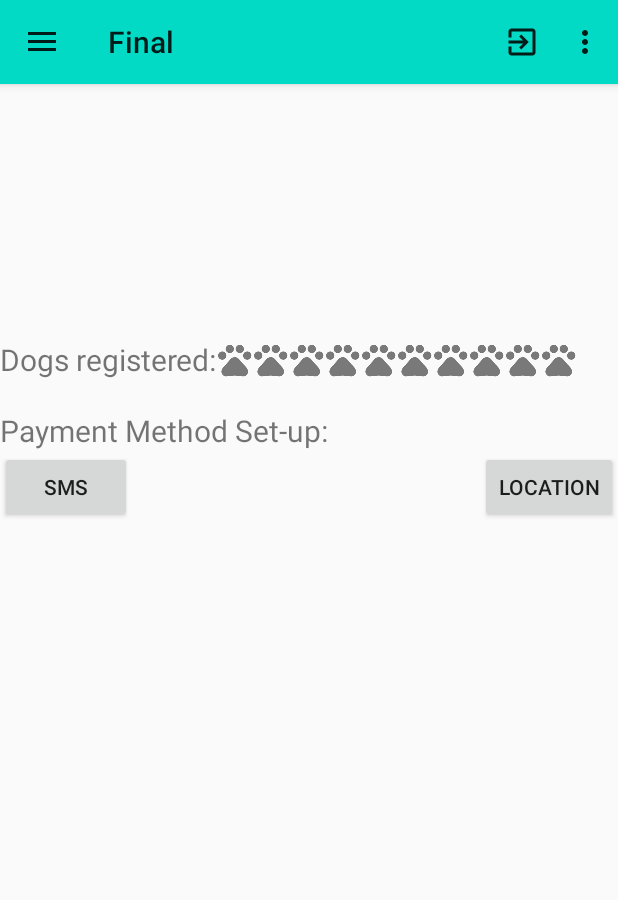
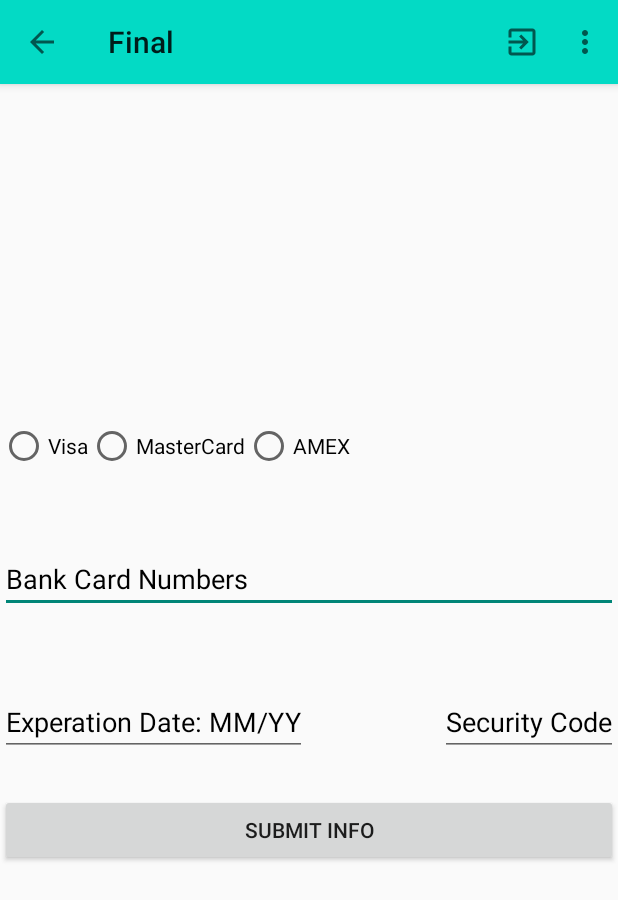
Before and after one commit to venkatapasupulati/cis651final, an Android app: the HomeFragment screen opened directly, with no data from a screen before it, in the side drawer, after a tap on "Payment Method", on a phone screen of 412 x 824 dp. Shown: the top 900 px of the screen. Run offline under Robolectric (Android 15) with nearby library versions, the phone set to English and light mode, and no system bars; our stand-ins replace Firebase (no records; nobody signed in at launch, a user with empty details on screens opened directly), Picasso; pictures from the network do not load.

Commit message:
added Payment
added Payment activity and whether or not it is set up in the summary class. Also added username to summary class

```diff
--- a/app/src/main/AndroidManifest.xml
+++ b/app/src/main/AndroidManifest.xml
@@ -19,6 +19,7 @@
         android:supportsRtl="true"
         android:theme="@style/Theme.AppCompat.Light.NoActionBar"
         tools:targetApi="31">
+        <activity android:name=".PaymentMethod"/>
         <activity
             android:name=".walker.WalkerActivity"
             android:exported="false">
--- a/app/src/main/java/com/suuniv/afinal/HomeFragment.java
+++ b/app/src/main/java/com/suuniv/afinal/HomeFragment.java
@@ -10,6 +10,7 @@
 import android.widget.Button;
 import android.widget.ImageView;
 import android.widget.RatingBar;
+import android.widget.TextView;
 
 import androidx.annotation.NonNull;
 import androidx.annotation.Nullable;
@@ -23,9 +24,12 @@
 import com.google.firebase.database.DatabaseReference;
 import com.google.firebase.database.FirebaseDatabase;
 import com.google.firebase.database.Query;
+import com.google.firebase.database.ValueEventListener;
 import com.squareup.picasso.Picasso;
 import com.suuniv.afinal.paw.PawModel;
 import com.suuniv.afinal.paw.PawProfilesRecycler;
+
+import org.w3c.dom.Text;
 
 import java.util.ArrayList;
 import java.util.HashMap;
@@ -147,6 +151,64 @@
             }
         });
 
+
+
+
+
+        //tells us if the payment is setup
+        String currentUserString = currentUser.getUid();
+
+        DatabaseReference allPostsRef = FirebaseDatabase.getInstance().getReference("BankInfo/" + currentUserString);
+        allPostsRef.addListenerForSingleValueEvent(new ValueEventListener() {
+
+            @Override
+            public void onDataChange(DataSnapshot snapshot) {
+                if (snapshot.exists()) {
+                    TextView paymentSetUp = v.findViewById(R.id.answer);
+                    paymentSetUp.setText("Yes");
+                } else {
+                    TextView paymentSetUp = v.findViewById(R.id.answer);
+                    paymentSetUp.setText("No, please set up payment.");
+                }
+            }
+
+            @Override
+            public void onCancelled(DatabaseError error) {
+                // Failed, how to handle?
+
+            }
+
+        });
+
+
+        //tells us if the payment is setup
+        allPostsRef = FirebaseDatabase.getInstance().getReference("Users/" + currentUserString + "/displayname");
+        allPostsRef.addListenerForSingleValueEvent(new ValueEventListener() {
+
+            @Override
+            public void onDataChange(DataSnapshot snapshot) {
+                if (snapshot.exists()) {
+                    TextView username = v.findViewById(R.id.userName);
+                    username.setText(snapshot.getValue().toString());
+                } else {
+                }
+            }
+
+            @Override
+            public void onCancelled(DatabaseError error) {
+                // Failed, how to handle?
+
+            }
+
+        });
+
+
+
+
+
+
+
+
         return v;
     }
 
--- a/app/src/main/java/com/suuniv/afinal/NavigationDrawer.java
+++ b/app/src/main/java/com/suuniv/afinal/NavigationDrawer.java
@@ -150,10 +150,17 @@
 //                startActivity(new Intent(this,MasterActivity.class));
                 break;
             case R.id.item4:
+
                 break;
             case R.id.item5:
+                toast=Toast.makeText(this,"Payment Method Setup",Toast.LENGTH_SHORT);
+                toast.show();
+
+                startActivity(new Intent(this, PaymentMethod.class));
+
                 break;
             case R.id.item6:
+
                 break;
         }
 
--- /dev/null
+++ b/app/src/main/java/com/suuniv/afinal/PaymentMethod.java
@@ -0,0 +1,204 @@
+package com.suuniv.afinal;
+
+import android.content.Intent;
+import android.net.Uri;
+import android.os.Bundle;
+import android.view.Menu;
+import android.view.MenuInflater;
+import android.view.MenuItem;
+import android.view.View;
+import android.widget.EditText;
+import android.widget.ImageView;
+import android.widget.RadioButton;
+import android.widget.RadioGroup;
+import android.widget.Toast;
+
+import androidx.appcompat.app.AppCompatActivity;
+import androidx.appcompat.widget.Toolbar;
+
+import com.google.firebase.auth.FirebaseAuth;
+import com.google.firebase.auth.FirebaseUser;
+import com.google.firebase.database.DataSnapshot;
+import com.google.firebase.database.DatabaseError;
+import com.google.firebase.database.DatabaseReference;
+import com.google.firebase.database.FirebaseDatabase;
+import com.google.firebase.database.ValueEventListener;
+
+import java.util.HashMap;
+
+public class PaymentMethod extends AppCompatActivity {
+
+    private Uri imageUri=null;
+    EditText bankNumber;
+    EditText experationdate;
+    EditText securitycode;
+    String banktype = "";
+
+
+    private FirebaseAuth mAuth;
+    private FirebaseUser currentUser;
+
+
+    ImageView captureImage;
+
+
+    @Override
+    protected void onCreate(Bundle savedInstanceState) {
+        super.onCreate(savedInstanceState);
+        setContentView(R.layout.payment_method);
+        Toolbar myToolbar = (Toolbar) findViewById(R.id.my_toolbar);
+
+
+        captureImage =   findViewById(R.id.bankCard);
+        bankNumber =   findViewById(R.id.bankNumber);
+        experationdate =   findViewById(R.id.exp);
+        securitycode =   findViewById(R.id.securityCode);
+
+        // Initialize Firebase Auth
+        mAuth = FirebaseAuth.getInstance();
+        currentUser = mAuth.getCurrentUser();
+
+        setSupportActionBar(myToolbar);
+
+
+        if (getSupportActionBar() != null){
+            getSupportActionBar().setDisplayHomeAsUpEnabled(true);
+            getSupportActionBar().setDisplayShowHomeEnabled(true);
+
+        }
+
+        System.out.println("In new activity");
+        mAuth = FirebaseAuth.getInstance();
+        currentUser = mAuth.getCurrentUser();
+        FirebaseDatabase database = FirebaseDatabase.getInstance();
+        String currentUserString = currentUser.getUid();
+
+        DatabaseReference allPostsRef = FirebaseDatabase.getInstance().getReference("BankInfo/" + currentUserString);
+        allPostsRef.addListenerForSingleValueEvent(new ValueEventListener() {
+
+            @Override
+            public void onDataChange(DataSnapshot snapshot) {
+                if (snapshot.exists()) {
+
+                    paymentProfile paymentProfiles = snapshot.getValue(paymentProfile.class);
+                    HashMap paymentProfile = (HashMap) snapshot.getValue();
+                    bankNumber.setText(paymentProfiles.bankNumber);
+                    experationdate.setText(paymentProfiles.expDate);
+                    securitycode.setText(paymentProfiles.secCode);
+                    String imageDecider = paymentProfiles.getBankType();
+
+                    if (imageDecider.equalsIgnoreCase("mastercard")){
+                        captureImage.setImageResource(R.drawable.mastercard);
+                    }
+                    else if (imageDecider.equalsIgnoreCase("visa")) {
+                        captureImage.setImageResource(R.drawable.visa);
+                    }
+                    else if (imageDecider.equalsIgnoreCase("amex")) {
+                        captureImage.setImageResource(R.drawable.amex);
+                    }
+
+
+                } else {
+
+                }
+            }
+
+            @Override
+            public void onCancelled(DatabaseError error) {
+                // Failed, how to handle?
+
+            }
+
+        });
+
+
+
+
+    }
+
+
+
+
+    @Override
+    public boolean onCreateOptionsMenu(Menu menu) {
+        MenuInflater inflater = getMenuInflater();
+        inflater.inflate(R.menu.navigation_drawer, menu);
+        return true;
+    }
+
+
+
+    @Override
+    public boolean onOptionsItemSelected(MenuItem item) {
+        // Handle item selection
+        switch (item.getItemId()) {
+            case R.id.signout:
+                mAuth.signOut();
+                finish();
+                return true;
+            case android.R.id.home:
+                onBackPressed();
+                return true;
+
+            default:
+                return super.onOptionsItemSelected(item);
+        }
+    }
+
+
+    public void onRadioButtonClicked(View view) {
+        // Is the button now checked?
+        boolean checked = ((RadioButton) view).isChecked();
+
+        // Check which radio button was clicked
+        switch (view.getId()) {
+            case 1:
+                if (checked)
+                    captureImage.setImageResource(R.drawable.visa);
+                banktype = "visa";
+                    break;
+            case 2:
+                if (checked)
+                    captureImage.setImageResource(R.drawable.mastercard);
+                banktype = "mastercard";
+
+                break;
+            case 3:
+                if (checked)
+                    captureImage.setImageResource(R.drawable.amex);
+                banktype = "amex";
+
+                break;
+        }
+    }
+
+
+
+
+    public void pushData2(View view) {
+        //https://firebase.google.com/docs/database/admin/save-data
+
+        if(bankNumber.getText().toString().equals("")|| securitycode.getText().toString().equals("")
+                || experationdate.getText().toString().equals("")|| banktype.equals("")){
+            Toast.makeText(this, "Please provide all information", Toast.LENGTH_SHORT).show();
+            return;
+        }
+
+        saveUserDataToDB();
+    }
+
+    private void saveUserDataToDB(){
+        FirebaseDatabase database = FirebaseDatabase.getInstance();
+        DatabaseReference usersRef = database.getReference("BankInfo");
+        System.out.println("trying to push");
+        usersRef.child(currentUser.getUid()).setValue(new paymentProfile(bankNumber.getText().toString(),
+                banktype, experationdate.getText().toString(),
+                securitycode.getText().toString()));
+        Toast.makeText(this, "Payment method has been updated", Toast.LENGTH_SHORT).show();
+        finish();
+    }
+
+
+
+
+}
--- a/app/src/main/java/com/suuniv/afinal/paw/PawProfile.java
+++ b/app/src/main/java/com/suuniv/afinal/paw/PawProfile.java
@@ -53,7 +53,6 @@
 
         FragmentManager fragmentManager = getSupportFragmentManager();
         Fragment fragment = new PawFragment();
-        finish();
         fragmentManager.beginTransaction().replace(R.id.pawframe, fragment).commit();
     }
 
--- /dev/null
+++ b/app/src/main/res/layout/payment_method.xml
@@ -0,0 +1,118 @@
+<?xml version="1.0" encoding="utf-8"?>
+<androidx.constraintlayout.widget.ConstraintLayout xmlns:android="http://schemas.android.com/apk/res/android"
+    xmlns:tools="http://schemas.android.com/tools"
+    android:layout_width="match_parent"
+    android:layout_height="match_parent"
+    xmlns:app="http://schemas.android.com/apk/res-auto"
+    >
+
+    <androidx.appcompat.widget.Toolbar
+        android:id="@+id/my_toolbar"
+        android:layout_width="match_parent"
+        android:layout_height="?attr/actionBarSize"
+        android:background="@color/teal_200"
+        android:elevation="4dp"
+        android:theme="@style/Widget.AppCompat.Light.ActionBar"
+        app:layout_constraintTop_toTopOf="parent" />
+
+
+
+    <ImageView
+        android:layout_width="250dp"
+        android:layout_height="150dp"
+        app:layout_constraintLeft_toLeftOf="parent"
+        app:layout_constraintRight_toRightOf="parent"
+        app:layout_constraintTop_toBottomOf="@id/my_toolbar"
+        android:layout_marginTop="50dp"
+        android:id="@+id/bankCard"/>
+<RadioGroup
+    android:layout_width="match_parent"
+    android:layout_height="wrap_content"
+    app:layout_constraintTop_toBottomOf="@id/bankCard"
+    app:layout_constraintLeft_toLeftOf="parent"
+    android:id="@+id/radioGroup"
+    android:layout_marginTop="25dp"
+    android:orientation="horizontal"
+
+    >
+
+
+    <RadioButton
+        android:text="Visa"
+        android:layout_width="wrap_content"
+        android:layout_height="wrap_content"
+        android:onClick="onRadioButtonClicked"
+        app:layout_constraintLeft_toLeftOf="parent"
+        app:layout_constraintWidth_percent="0.33"
+        app:layout_constraintTop_toTopOf="parent"
+        />
+
+    <RadioButton
+        android:text="MasterCard"
+        android:layout_width="wrap_content"
+        android:layout_height="wrap_content"
+        android:onClick="onRadioButtonClicked"
+        app:layout_constraintTop_toTopOf="parent"
+        app:layout_constraintLeft_toLeftOf="parent"
+        app:layout_constraintRight_toRightOf="parent"
+        app:layout_constraintWidth_percent="0.33"
+        />
+
+    <RadioButton
+        android:text="AMEX"
+        android:layout_width="wrap_content"
+        android:layout_height="wrap_content"
+        android:onClick="onRadioButtonClicked"
+        app:layout_constraintRight_toRightOf="parent"
+        app:layout_constraintWidth_percent="0.33"
+        app:layout_constraintTop_toTopOf="parent"/>
+
+</RadioGroup>
+
+    <EditText
+        android:layout_width="match_parent"
+        android:layout_height="wrap_content"
+        app:layout_constraintTop_toBottomOf="@id/radioGroup"
+        app:layout_constraintLeft_toLeftOf="parent"
+        android:hint="Bank Card Numbers"
+        android:textColorHint="@color/black"
+        android:layout_marginTop="50dp"
+        android:id="@+id/bankNumber"/>
+
+    <EditText
+        android:layout_width="wrap_content"
+        android:layout_height="wrap_content"
+        app:layout_constraintTop_toBottomOf="@id/bankNumber"
+        app:layout_constraintLeft_toLeftOf="parent"
+        android:hint="Experation Date: MM/YY"
+        android:textColorHint="@color/black"
+        android:layout_marginTop="50dp"
+        android:id="@+id/exp"/>
+
+    <EditText
+        android:layout_width="wrap_content"
+        android:layout_height="wrap_content"
+        app:layout_constraintTop_toBottomOf="@id/bankNumber"
+        app:layout_constraintRight_toRightOf="parent"
+        android:hint="Security Code"
+        android:textColorHint="@color/black"
+        android:layout_marginTop="50dp"
+        android:id="@+id/securityCode"/>
+
+
+    <Button
+        android:layout_width="match_parent"
+        android:layout_height="wrap_content"
+        app:layout_constraintTop_toBottomOf="@id/securityCode"
+        android:layout_marginTop="25dp"
+        android:text="Submit Info"
+        android:id="@+id/pushData"
+        android:onClick="pushData2"
+        />
+
+
+
+
+
+
+</androidx.constraintlayout.widget.ConstraintLayout>
```
Also changed, not shown: app/src/main/java/com/suuniv/afinal/paymentProfile.java (added, +59 -0 lines), app/src/main/res/layout/account_summary.xml (+26 -0 lines), app/src/main/res/drawable/amex.jpg (added), app/src/main/res/drawable/mastercard.png (added), app/src/main/res/drawable/visa.png (added).
